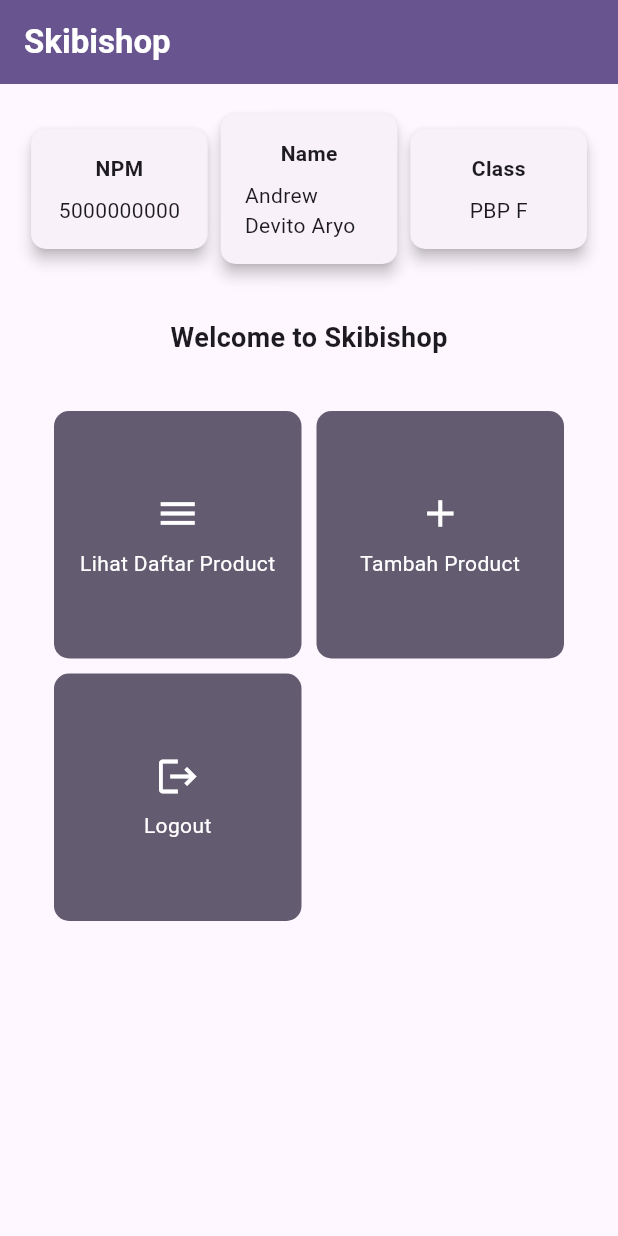
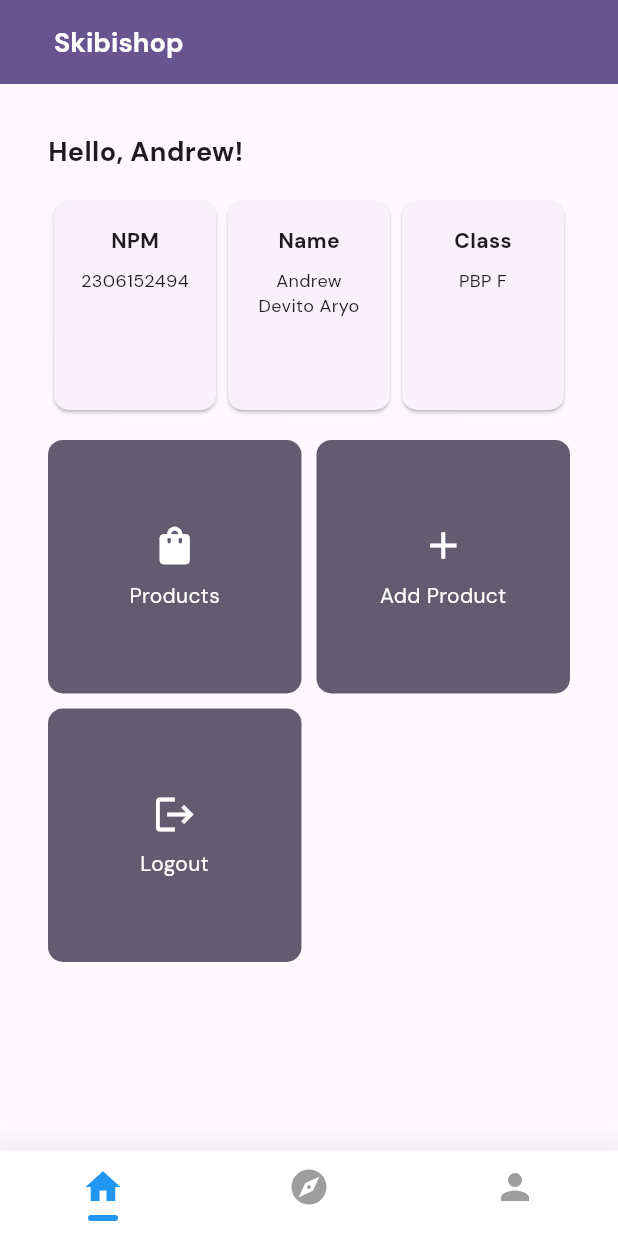
Before and after one commit to Andrew4Coding/skibishop-pbp-mobile, a Flutter app: the screen it shows after launch, on a phone screen of 412 x 824 dp. Run offline on Flutter 3.47's test engine with Material 3 defaults, Android fonts, the phone set to English and light mode, and no system bars; our stand-ins replace google_fonts.

Commit message:
feat: add more styling and modularity

```diff
--- /dev/null
+++ b/lib/ds/bottomnav.dart
@@ -0,0 +1,72 @@
+import 'package:flutter/material.dart';
+
+class BottomNavbar extends StatefulWidget {
+  const BottomNavbar({super.key});
+
+  @override
+  State<BottomNavbar> createState() => _BottomNavbar();
+}
+
+class _BottomNavbar extends State<BottomNavbar> {
+  // List of pages for each tab
+  int _selectedIndex = 0;
+
+  void _onItemTapped(int index) {
+    setState(() {
+      _selectedIndex = index;
+    });
+  }
+
+  @override
+  Widget build(BuildContext context) {
+    return Container(
+      padding: EdgeInsets.symmetric(vertical: 10),
+      decoration: BoxDecoration(
+        color: Colors.white,
+        boxShadow: [
+          BoxShadow(
+            color: Colors.grey.withOpacity(0.15),
+            spreadRadius: 5,
+            blurRadius: 10,
+            offset: Offset(0, -2),
+          ),
+        ],
+      ),
+      child: Row(
+        mainAxisAlignment: MainAxisAlignment.spaceAround,
+        children: [
+          _buildNavItem(icon: Icons.home, index: 0),
+          _buildNavItem(icon: Icons.explore, index: 1),
+          _buildNavItem(icon: Icons.person, index: 2),
+        ],
+      ),
+    );
+  }
+
+  Widget _buildNavItem({required IconData icon, required int index}) {
+    Color color = _selectedIndex == index ? Colors.blue : Colors.grey;
+
+    return GestureDetector(
+      onTap: () => _onItemTapped(index),
+      child: Column(
+        mainAxisSize: MainAxisSize.min,
+        children: [
+          Icon(
+            icon,
+            color: color,
+            size: 28, // Slightly larger icon for a minimalist look
+          ),
+          const SizedBox(height: 5),
+          Container(
+            height: 4,
+            width: 20,
+            decoration: BoxDecoration(
+              color: _selectedIndex == index ? Colors.blue : Colors.transparent,
+              borderRadius: BorderRadius.circular(2),
+            ),
+          )
+        ],
+      ),
+    );
+  }
+}
--- a/lib/ds/button.dart
+++ b/lib/ds/button.dart
@@ -6,6 +6,15 @@ class Button extends StatelessWidget {
   @override
   Widget build(BuildContext context) {
     return ElevatedButton(
+      style: ElevatedButton.styleFrom(
+        primary: Colors.blue, // Background color
+        onPrimary: Colors.white, // Text color
+        padding: EdgeInsets.symmetric(horizontal: 24, vertical: 12),
+        shape: RoundedRectangleBorder(
+          borderRadius: BorderRadius.circular(12),
+        ),
+        elevation: 5,
+      ),
       onPressed: () {
         // Respond to button press
       },
--- /dev/null
+++ b/lib/ds/navbar.dart
@@ -0,0 +1,31 @@
+import 'package:flutter/material.dart';
+
+class Navbar extends StatelessWidget implements PreferredSizeWidget {
+  const Navbar({super.key});
+
+  @override
+  Widget build(BuildContext context) {
+    return AppBar(
+      title: const Text('Cool Navbar'),
+      centerTitle: true,
+      backgroundColor: Colors.blueAccent,
+      actions: <Widget>[
+        IconButton(
+          icon: const Icon(Icons.search),
+          onPressed: () {
+            // Add search functionality here
+          },
+        ),
+        IconButton(
+          icon: const Icon(Icons.notifications),
+          onPressed: () {
+            // Add notifications functionality here
+          },
+        ),
+      ],
+    );
+  }
+
+  @override
+  Size get preferredSize => const Size.fromHeight(kToolbarHeight);
+}
--- a/lib/main.dart
+++ b/lib/main.dart
@@ -1,3 +1,4 @@
+import 'package:google_fonts/google_fonts.dart';
 import 'package:flutter/material.dart';
 import 'package:skibishop_mobile/menu.dart';
 
@@ -31,6 +32,9 @@
         // This works for code too, not just values: Most code changes can be
         // tested with just a hot reload.
         colorScheme: ColorScheme.fromSeed(seedColor: Colors.deepPurple),
+        textTheme: GoogleFonts.dmSansTextTheme(
+          Theme.of(context).textTheme,
+        ),
         useMaterial3: true,
       ),
       home: MyHomePage(),
--- a/lib/menu.dart
+++ b/lib/menu.dart
@@ -1,62 +1,71 @@
 import 'package:flutter/material.dart';
+import 'package:skibishop_mobile/ds/bottomnav.dart';
 
-class MyHomePage extends StatelessWidget {
-  final String npm = '5000000000'; // NPM
-  final String name = 'Andrew Devito Aryo'; // Nama
-  final String className = 'PBP F'; // Kelas
+class MyHomePage extends StatefulWidget {
+  const MyHomePage({super.key});
 
-  final List<ItemHomepage> items = [
-    ItemHomepage("Lihat Daftar Product", Icons.menu),
-    ItemHomepage("Tambah Product", Icons.add),
-    ItemHomepage("Logout", Icons.logout),
+  @override
+  State<MyHomePage> createState() => _MyHomePageState();
+}
+
+class _MyHomePageState extends State<MyHomePage> {
+  final String npm = '2306152494';
+  // NPM
+  final String name = 'Andrew Devito Aryo';
+  // Nama
+  final String className = 'PBP F';
+  // Kelas
+  final items = [
+    ItemHomepage('Products', Icons.shopping_bag),
+    ItemHomepage('Add Product', Icons.add),
+    ItemHomepage('Logout', Icons.logout),
   ];
-
-  MyHomePage({super.key});
 
   @override
   Widget build(BuildContext context) {
     return Scaffold(
       appBar: AppBar(
-        title: const Text(
+        title: const Padding(
+          padding: EdgeInsets.symmetric(horizontal: 20.0),
+          child: Text(
             'Skibishop',
             style: TextStyle(
                 color: Colors.white,
                 fontWeight: FontWeight.bold,
+                fontSize: 18.0),
           ),
         ),
         backgroundColor: Theme.of(context).colorScheme.primary,
       ),
       body: Padding(
-        padding: const EdgeInsets.all(16.0),
+        padding: const EdgeInsets.all(32.0),
         child: Column(
           crossAxisAlignment: CrossAxisAlignment.stretch,
           children: [
-            Row(
-              mainAxisAlignment: MainAxisAlignment.spaceEvenly,
-              children: [
-                InfoCard(title: 'NPM', content: npm),
-                InfoCard(title: 'Name', content: name),
-                InfoCard(title: 'Class', content: className),
-              ],
-            ),
-            const SizedBox(height: 16.0),
-            const Center(
-              child: Padding(
-                padding: EdgeInsets.only(top: 16.0),
-                child: Text(
-                  'Welcome to Skibishop',
+            const Text(
+              'Hello, Andrew!',
               style: TextStyle(
                 fontWeight: FontWeight.bold,
                 fontSize: 18.0,
               ),
             ),
+            const SizedBox(height: 16.0),
+            Expanded(
+              child: Row(
+                crossAxisAlignment: CrossAxisAlignment.stretch,
+                mainAxisAlignment: MainAxisAlignment.spaceEvenly,
+                children: [
+                  Expanded(child: InfoCard(title: 'NPM', content: npm)),
+                  Expanded(child: InfoCard(title: 'Name', content: name)),
+                  Expanded(child: InfoCard(title: 'Class', content: className)),
+                ],
               ),
             ),
             const SizedBox(height: 16.0),
             Expanded(
+              flex: 3,
               child: GridView.count(
                 primary: false,
-                padding: const EdgeInsets.all(20),
                 crossAxisSpacing: 10,
                 mainAxisSpacing: 10,
                 crossAxisCount: 2,
@@ -68,6 +77,7 @@ class MyHomePage extends StatelessWidget {
           ],
         ),
       ),
+      bottomNavigationBar: const BottomNavbar(),
     );
   }
 }
@@ -81,7 +91,6 @@ class InfoCard extends StatelessWidget {
   @override
   Widget build(BuildContext context) {
     return Card(
-      elevation: 4.0,
       shape: RoundedRectangleBorder(
         borderRadius: BorderRadius.circular(10),
       ),
@@ -92,10 +101,16 @@ class InfoCard extends StatelessWidget {
           children: [
             Text(
               title,
-              style: const TextStyle(fontWeight: FontWeight.bold),
+              style: const TextStyle(
+                fontWeight: FontWeight.bold,
+              ),
             ),
             const SizedBox(height: 8.0),
-            Text(content),
+            Text(
+              content,
+              textAlign: TextAlign.center,
+              style: const TextStyle(fontSize: 12),
+            ),
           ],
         ),
       ),
--- a/pubspec.yaml
+++ b/pubspec.yaml
@@ -35,6 +35,7 @@ dependencies:
   # The following adds the Cupertino Icons font to your application.
   # Use with the CupertinoIcons class for iOS style icons.
   cupertino_icons: ^1.0.2
+  google_fonts: 6.1.0
 
 dev_dependencies:
   flutter_test:
```
Also changed, not shown: pubspec.lock, 1 other file. Lines whose indentation alone changed are shown as unchanged.
